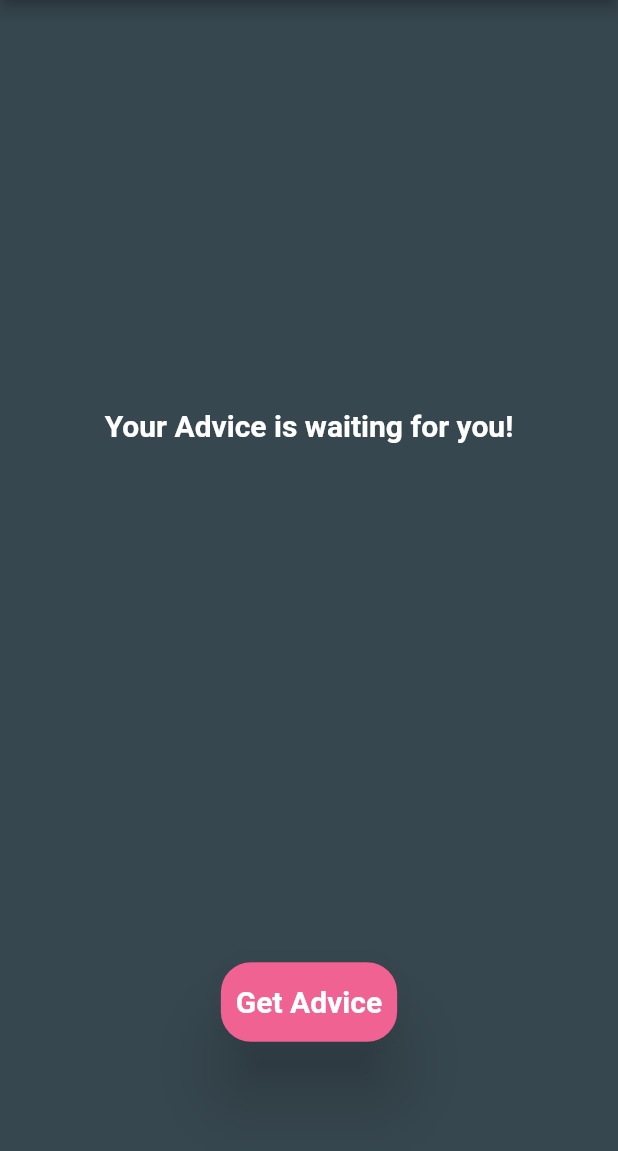
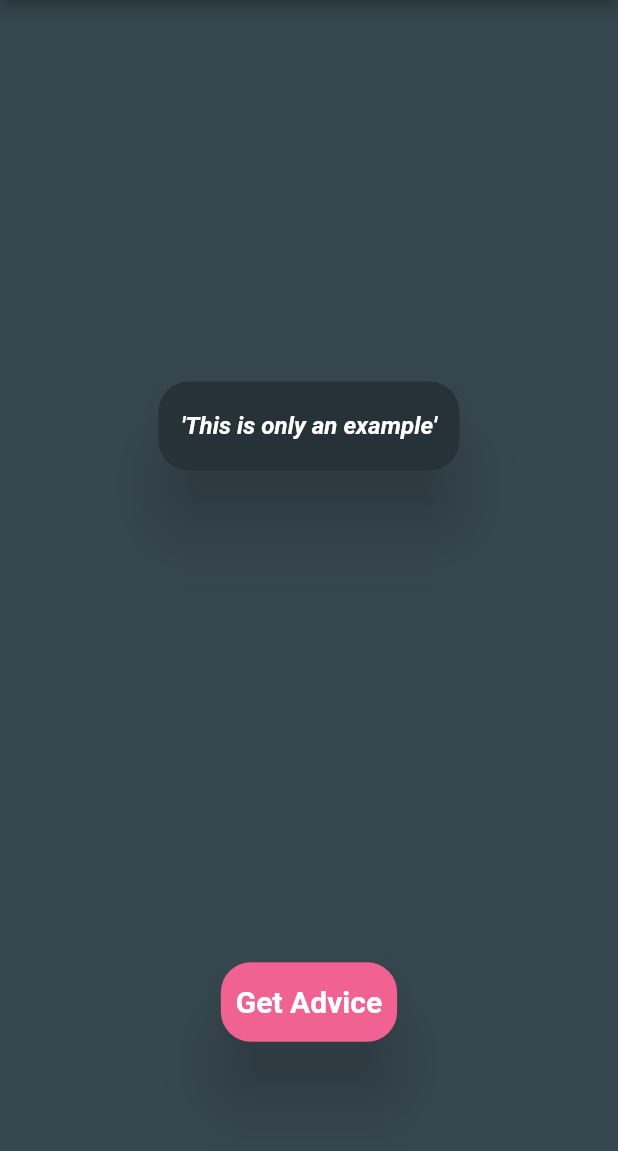
Before and after one commit to VeronikaLo/advicer_app, a Flutter app: the screen it shows after launch, on a phone screen of 412 x 824 dp, the part 84-1235 px from its top. Run offline on Flutter 3.47's test engine with Material 2 defaults, Android fonts, the phone set to English and light mode, and no system bars; Roboto replaces fonts that are missing (Rubik).

Commit message:
advice item

```diff
--- a/lib/app_theme.dart
+++ b/lib/app_theme.dart
@@ -62,8 +62,9 @@ class AppTheme {
     static const TextTheme _darkTextTheme = TextTheme(
     headline1: TextStyle(
       color: _white,
-      fontFamily: "Rubik",
-      fontSize: 22,
+      //fontFamily: "Rubik",
+      fontSize: 16,
+      fontWeight: FontWeight.bold,
       fontStyle: FontStyle.italic),
     bodyText1:TextStyle(
       color: _white,
--- a/lib/presentation/screens/home_screen.dart
+++ b/lib/presentation/screens/home_screen.dart
@@ -1,4 +1,5 @@
 
+import 'package:advicer/presentation/widgets/advice_item.dart';
 import 'package:advicer/presentation/widgets/custom_button.dart';
 import 'package:flutter/material.dart';
 
@@ -15,10 +16,12 @@ class HomePage extends StatelessWidget {
           padding: const EdgeInsets.symmetric(horizontal: 50),
           child: Column(
             children: [
-              Expanded(
+              const Expanded(
                 child: Center(
-                  child: Text("Your Advice is waiting for you!",
-                  style: Theme.of(context).textTheme.button , ),),
+                  child: AdviceItem(advice: 'This is only an example',),
+                  /*Text("Your Advice is waiting for you!",
+                  style: Theme.of(context).textTheme.button , ),*/
+                  ),
               ),
               SizedBox(
                 height: 200,
--- /dev/null
+++ b/lib/presentation/widgets/advice_item.dart
@@ -0,0 +1,27 @@
+import 'package:flutter/material.dart';
+
+
+class AdviceItem extends StatelessWidget {
+  final String advice;
+  const AdviceItem({super.key, required this.advice});
+
+  @override
+  Widget build(BuildContext context) {
+    return Material(
+        elevation: 20,
+        borderRadius: BorderRadius.circular(20),
+        child: Container(
+          decoration: BoxDecoration(
+            color: Theme.of(context).colorScheme.primary,
+            borderRadius: BorderRadius.circular(20),
+        ),
+          child:  Padding(
+            padding: const EdgeInsets.symmetric(horizontal: 15, vertical: 20),
+            child: Text(
+              "'$advice'",
+              style: Theme.of(context).textTheme.headline1,
+              textAlign: TextAlign.center,) ),
+        ),
+      );
+  }
+}
```
